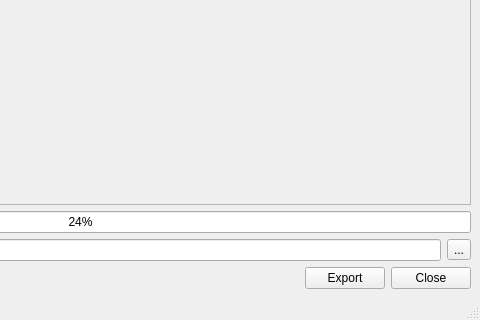
First picture: the form in ui/main.ui, repository iceanimations/multiShotExport, before the edit; both pictures show x 319 to 799 and y 386 to 706 of the 799 by 706 pixel window.
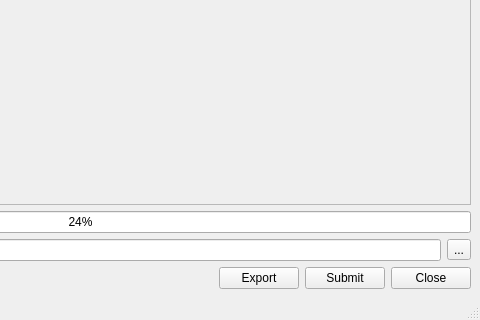
Second picture: the form after the edit.

```diff
--- a/ui/main.ui
+++ b/ui/main.ui
@@ -213,6 +213,16 @@
         </property>
        </widget>
       </item>
+      <item>
+       <widget class="QPushButton" name="submitButton">
+        <property name="toolTip">
+         <string>Submit scene to deadline to export selected shots</string>
+        </property>
+        <property name="text">
+         <string>Submit</string>
+        </property>
+       </widget>
+      </item>
       <item>
        <widget class="QPushButton" name="pushButton_2">
         <property name="text">
```
